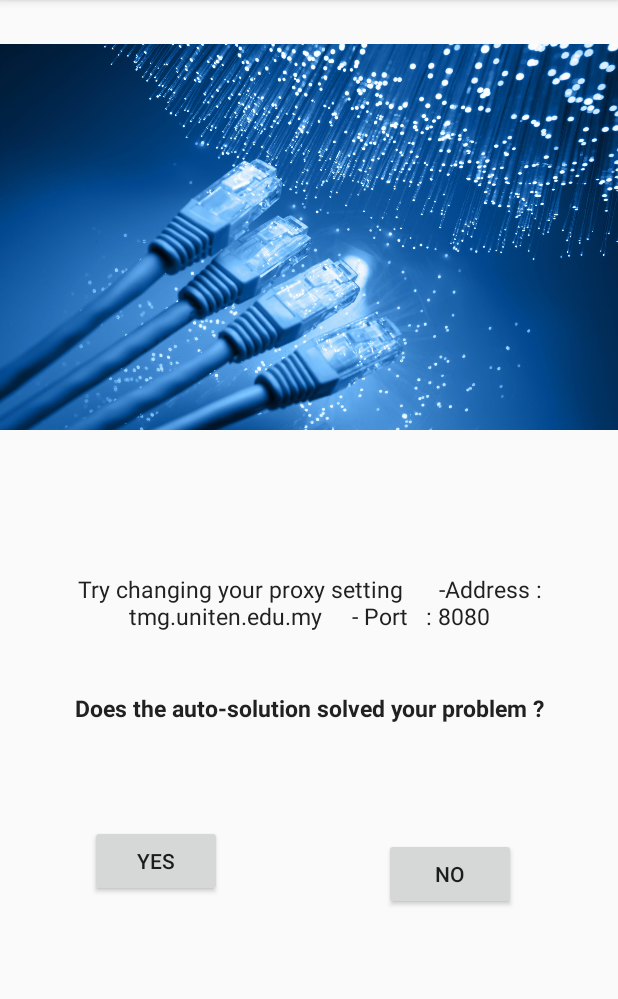
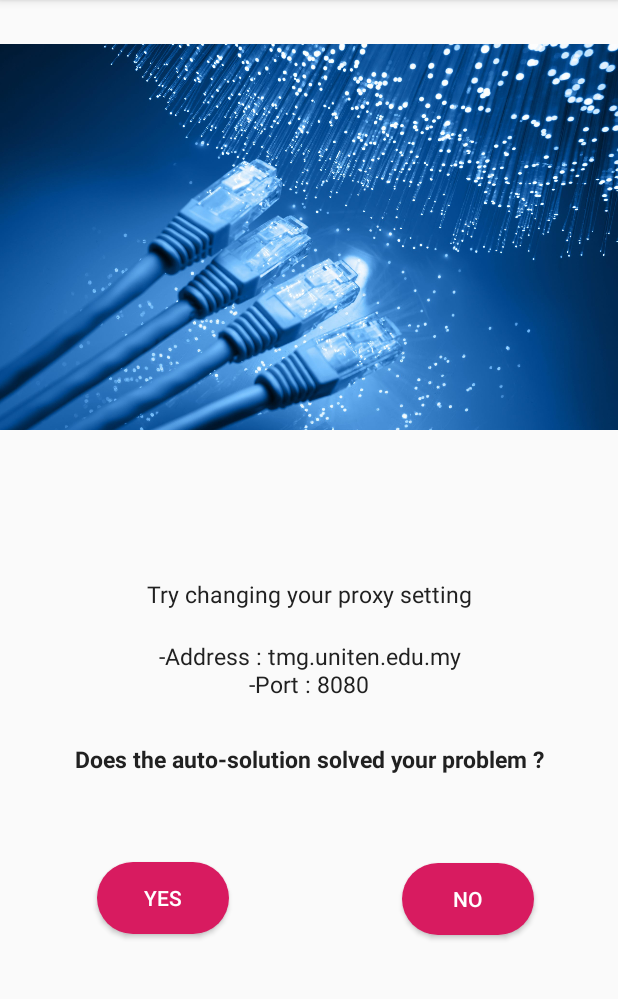
Before and after one commit to Vhisyhnu/iAccomm, an Android app: the InternetSolution screen opened directly, with no data from a screen before it, on a phone screen of 412 x 824 dp, the part 84-1083 px from its top. Run offline under Robolectric (Android 15) with nearby library versions, the phone set to English and light mode, and no system bars; our stand-ins replace Firebase (no records; nobody signed in at launch, a user with empty details on screens opened directly).

Commit message:
button update

```diff
--- a/app/src/main/java/com/example/vhisyhnu/iaccomm/Staff/StaffComplaint.java
+++ b/app/src/main/java/com/example/vhisyhnu/iaccomm/Staff/StaffComplaint.java
@@ -149,7 +149,7 @@ public class StaffComplaint extends AppCompatActivity {
                     public void onClick(View v) {
 
                         new AlertDialog.Builder(StaffComplaint.this)
-                                .setMessage("Are you sure to move the complain to pending ?")
+                                .setMessage("Are you sure to move the complain to in process ?")
                                 .setPositiveButton("Yes", new DialogInterface.OnClickListener() {
                                     @Override
                                     public void onClick(DialogInterface dialog, int k) {
--- a/app/src/main/res/layout/activity_internet_solution.xml
+++ b/app/src/main/res/layout/activity_internet_solution.xml
@@ -24,10 +24,7 @@
         android:layout_marginTop="8dp"
         android:layout_marginEnd="8dp"
         android:layout_marginBottom="8dp"
-        android:text="Try changing your proxy setting
-
-    -Address : tmg.uniten.edu.my
-    - Port   : 8080"
+        android:text="Try changing your proxy setting"
         android:textAlignment="center"
         android:textColor="@color/colorPrimary"
         android:textSize="15dp"
@@ -37,6 +34,44 @@
         app:layout_constraintStart_toStartOf="parent"
         app:layout_constraintTop_toBottomOf="@+id/imageView3"
         app:layout_constraintVertical_bias="0.202" />
+
+    <TextView
+        android:id="@+id/textViewprx"
+        android:layout_width="match_parent"
+        android:layout_height="wrap_content"
+        android:layout_marginStart="8dp"
+        android:layout_marginTop="8dp"
+        android:layout_marginEnd="8dp"
+        android:layout_marginBottom="8dp"
+        android:text="-Address : tmg.uniten.edu.my"
+        android:textAlignment="center"
+        android:textColor="@color/colorPrimary"
+        android:textSize="15dp"
+        app:layout_constraintBottom_toBottomOf="parent"
+        app:layout_constraintEnd_toEndOf="parent"
+        app:layout_constraintHorizontal_bias="0.0"
+        app:layout_constraintStart_toStartOf="parent"
+        app:layout_constraintTop_toBottomOf="@+id/imageView3"
+        app:layout_constraintVertical_bias="0.295" />
+
+    <TextView
+        android:id="@+id/textViewprox"
+        android:layout_width="match_parent"
+        android:layout_height="wrap_content"
+        android:layout_marginStart="8dp"
+        android:layout_marginTop="8dp"
+        android:layout_marginEnd="8dp"
+        android:layout_marginBottom="8dp"
+        android:text="-Port : 8080"
+        android:textAlignment="center"
+        android:textColor="@color/colorPrimary"
+        android:textSize="15dp"
+        app:layout_constraintBottom_toBottomOf="parent"
+        app:layout_constraintEnd_toEndOf="parent"
+        app:layout_constraintHorizontal_bias="0.0"
+        app:layout_constraintStart_toStartOf="parent"
+        app:layout_constraintTop_toBottomOf="@+id/imageView3"
+        app:layout_constraintVertical_bias="0.338" />
 
 
     <TextView
@@ -57,7 +92,7 @@
         app:layout_constraintHorizontal_bias="0.0"
         app:layout_constraintStart_toStartOf="parent"
         app:layout_constraintTop_toBottomOf="@+id/textView9"
-        app:layout_constraintVertical_bias="0.104" />
+        app:layout_constraintVertical_bias="0.248" />
 
     <Button
         android:id="@+id/yesBut"
@@ -68,6 +103,8 @@
         android:layout_marginEnd="8dp"
         android:layout_marginBottom="8dp"
         android:text="Yes"
+        android:background="@drawable/button_style"
+        android:textColor="@android:color/white"
         app:layout_constraintBottom_toBottomOf="parent"
         app:layout_constraintEnd_toStartOf="@+id/noBut"
         app:layout_constraintHorizontal_bias="0.344"
@@ -80,13 +117,15 @@
         android:layout_width="wrap_content"
         android:layout_height="wrap_content"
         android:layout_marginTop="8dp"
-        android:layout_marginEnd="68dp"
+        android:layout_marginEnd="56dp"
         android:layout_marginBottom="8dp"
         android:text="No"
+        android:background="@drawable/button_style"
+        android:textColor="@android:color/white"
         app:layout_constraintBottom_toBottomOf="parent"
         app:layout_constraintEnd_toEndOf="parent"
         app:layout_constraintTop_toBottomOf="@+id/textView10"
-        app:layout_constraintVertical_bias="0.308" />
+        app:layout_constraintVertical_bias="0.269" />
 
 
 </android.support.constraint.ConstraintLayout>
```
Also changed, not shown: app/src/main/res/layout/activity_internet_solution1.xml (+6 -2 lines), app/src/main/res/layout/activity_internet_solution2.xml (+8 -4 lines), app/src/main/res/layout/activity_internet_solution3.xml (+6 -2 lines), app/src/main/res/layout/activity_internet_solution4.xml (+6 -2 lines).
